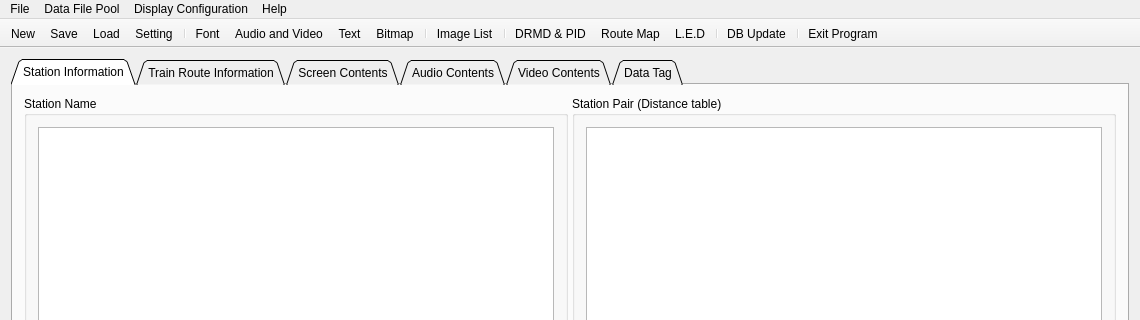
First picture: the form in kvmrt2_media_editor/kvmrt2_media_editor.ui, repository gyongchae/MediaEditor, before the edit; both pictures show x 0 to 1140 and y 0 to 320 of the 1140 by 839 pixel window.
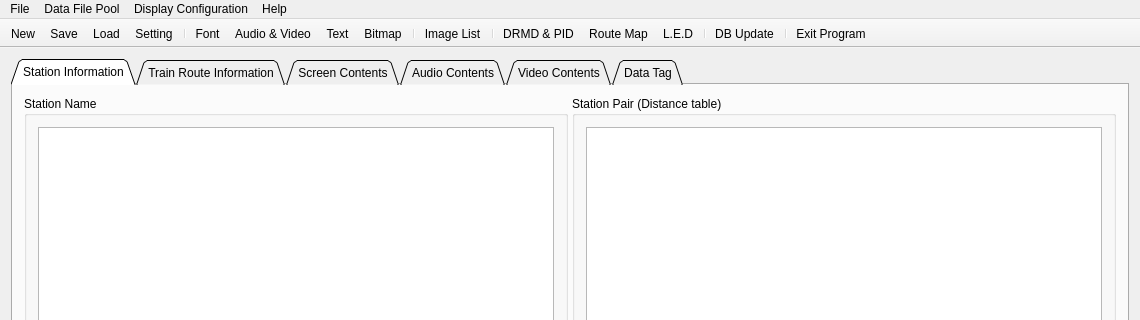
Second picture: the form after the edit. Icons and pictures are not drawn.

What changed in the file:
```diff
--- a/kvmrt2_media_editor/kvmrt2_media_editor.ui
+++ b/kvmrt2_media_editor/kvmrt2_media_editor.ui
@@ -401,6 +401,9 @@
      <normaloff>Resources/More Kidcons Win/Icons/Bubble Stuff.ico</normaloff>Resources/More Kidcons Win/Icons/Bubble Stuff.ico</iconset>
    </property>
    <property name="text">
+    <string>Audio &amp;&amp; Video</string>
+   </property>
+   <property name="toolTip">
     <string>Audio and Video</string>
    </property>
   </action>
```
Left out of the diff: 2 changed lines with no effect on the pictures.
